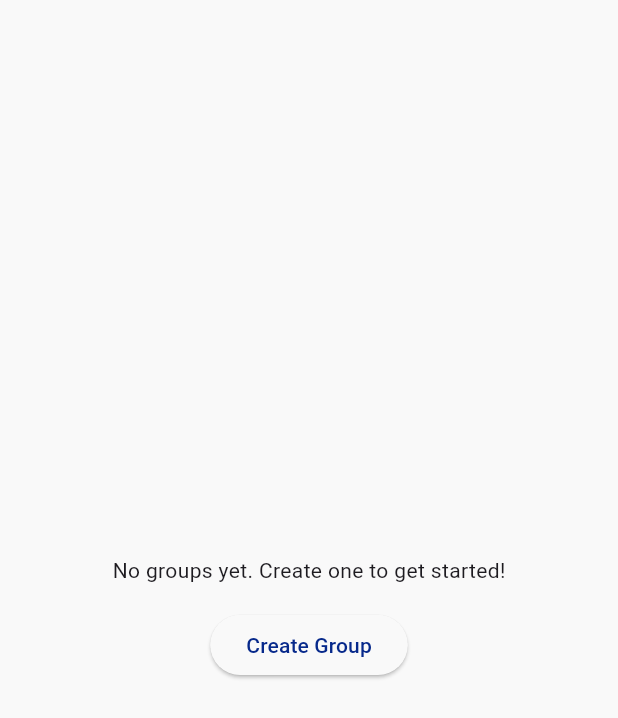
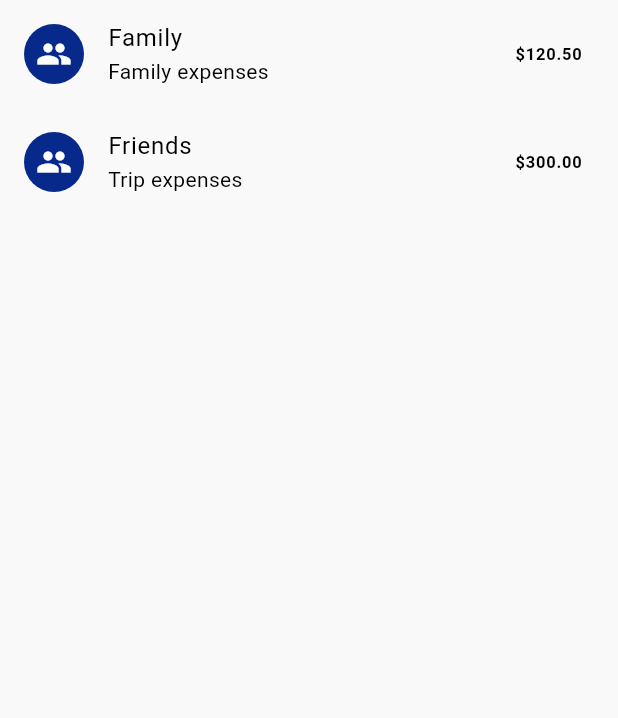
Before and after one commit to MohamedAliiMe/money_share_flutter, a Flutter app: the GroupsTab widget shown alone on an empty page, opened directly, on a phone screen of 412 x 824 dp. Shown: the top 718 px of the screen. Run offline on Flutter 3.47's test engine with Material 3 defaults, Android fonts, the phone set to English and light mode, and no system bars; our stand-ins replace another_flushbar, cached_network_image, convex_bottom_bar, dio, easy_localization, fl_chart and 15 more; missing offline and left inert: excel; accounts and stored records are empty; generated files the repository leaves out were written again.

```diff
--- a/lib/features/authentication/pages/view/create_new_password_sceen.dart
+++ b/lib/features/authentication/pages/view/create_new_password_sceen.dart
@@ -5,9 +5,6 @@ import 'package:flutter_screenutil/flutter_screenutil.dart';
 import 'package:splitwise_flutter/core/dependencies/dependency_init.dart';
 import 'package:splitwise_flutter/core/utilities/configs/app_typography.dart';
 import 'package:splitwise_flutter/core/utilities/configs/colors.dart';
-import 'package:splitwise_flutter/core/utilities/routes_navigator/app_routes.dart';
-import 'package:splitwise_flutter/core/utilities/routes_navigator/navigator.dart';
-import 'package:splitwise_flutter/features/authentication/data/models/login_params/login_params.dart';
 import 'package:splitwise_flutter/features/authentication/logic/authentication_cubit.dart';
 import 'package:splitwise_flutter/features/authentication/widget/app_button_widget.dart';
 import 'package:splitwise_flutter/features/authentication/widget/app_loading_widget.dart';
--- a/lib/features/authentication/pages/view/login_screen.dart
+++ b/lib/features/authentication/pages/view/login_screen.dart
@@ -46,6 +46,7 @@ class _LoginScreenState extends State<LoginScreen> {
           password: _passwordController.text.trim(),
         ),
       );
+      popAllAndPushName(context, AppRoute.homeScreen);
     }
   }
 
--- a/lib/screens/tabs/groups_tab.dart
+++ b/lib/screens/tabs/groups_tab.dart
@@ -1,6 +1,4 @@
 import 'package:flutter/material.dart';
-import 'package:provider/provider.dart';
-import '../../providers/groups_provider.dart';
 import '../../models/group.dart';
 import '../group_details_screen.dart';
 import '../create_group_screen.dart';
@@ -13,47 +11,45 @@ class GroupsTab extends StatefulWidget {
 }
 
 class _GroupsTabState extends State<GroupsTab> {
+  List<Group> groups = [];
+
   @override
   void initState() {
     super.initState();
-    WidgetsBinding.instance.addPostFrameCallback((_) {
-      context.read<GroupsProvider>().loadGroups();
+    _loadGroups();
+  }
+
+  Future<void> _loadGroups() async {
+    setState(() {
+      groups = [
+        Group(
+          id: 1,
+          name: 'Family',
+          description: 'Family expenses',
+          totalSpent: 120.50,
+          members: [], // Add mock members here if needed
+        ),
+        Group(
+          id: 2,
+          name: 'Friends',
+          description: 'Trip expenses',
+          totalSpent: 300.00,
+          members: [], // Add mock members here if needed
+        ),
+      ];
     });
   }
 
   Future<void> _refreshGroups() async {
-    await context.read<GroupsProvider>().loadGroups();
+    await _loadGroups();
   }
 
   @override
   Widget build(BuildContext context) {
     return RefreshIndicator(
       onRefresh: _refreshGroups,
-      child: Consumer<GroupsProvider>(
-        builder: (context, groupsProvider, child) {
-          if (groupsProvider.isLoading) {
-            return const Center(child: CircularProgressIndicator());
-          }
-
-          if (groupsProvider.error != null) {
-            return Center(
-              child: Column(
-                mainAxisAlignment: MainAxisAlignment.center,
-                children: [
-                  Text('Error: ${groupsProvider.error}'),
-                  const SizedBox(height: 16),
-                  ElevatedButton(
-                    onPressed: _refreshGroups,
-                    child: const Text('Retry'),
-                  ),
-                ],
-              ),
-            );
-          }
-
-          final groups = groupsProvider.groups;
-          if (groups.isEmpty) {
-            return Center(
+      child: groups.isEmpty
+          ? Center(
               child: Column(
                 mainAxisAlignment: MainAxisAlignment.center,
                 children: [
@@ -72,10 +68,8 @@ class _GroupsTabState extends State<GroupsTab> {
                   ),
                 ],
               ),
-            );
-          }
-
-        return ListView.builder(
+            )
+          : ListView.builder(
               itemCount: groups.length,
               itemBuilder: (context, index) {
                 final Group group = groups[index];
@@ -103,8 +97,6 @@ class _GroupsTabState extends State<GroupsTab> {
                   },
                 );
               },
-        );
-      },
             ),
     );
   }
--- a/pubspec.yaml
+++ b/pubspec.yaml
@@ -67,6 +67,7 @@ dependencies:
   video_thumbnail: ^0.5.6
   shimmer: ^3.0.0
   intl: ^0.20.2
+  convex_bottom_bar: ^3.2.0
 
 dev_dependencies:
   flutter_test:
```
Also changed, not shown: lib/gen/assets.gen.dart (+24 -1 lines), lib/screens/home_screen.dart (+93 -25 lines), assets/images/Icon.png (added), assets/images/activity.svg (added), assets/images/friends.svg (added), assets/images/home-02.svg (added), assets/images/profile.svg (added), pubspec.lock. Lines whose indentation alone changed are shown as unchanged.
